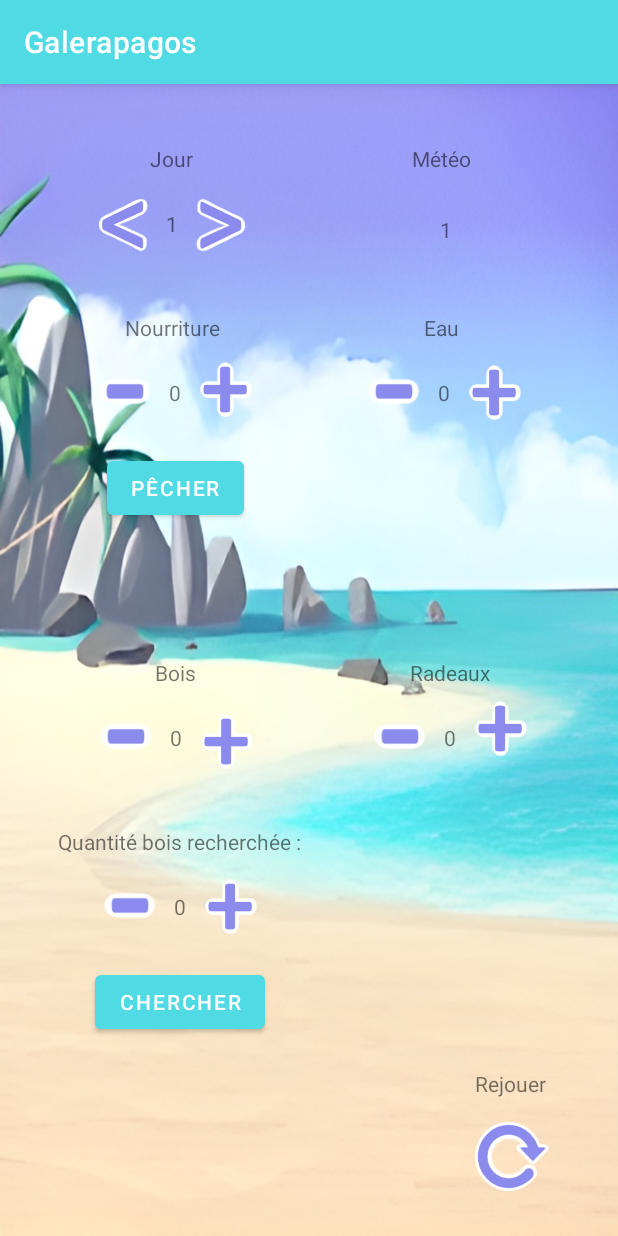
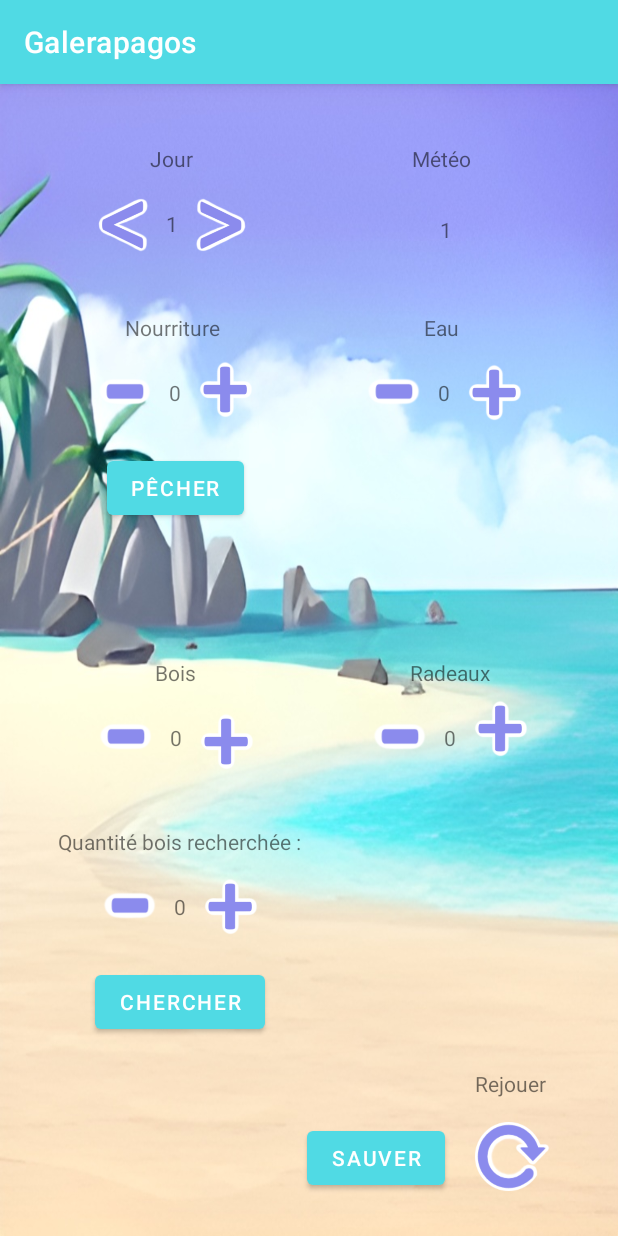
Before and after one commit to MateoLaville/Galerapagos, an Android app: the MainActivity screen opened directly, with no data from a screen before it, on a phone screen of 412 x 824 dp. Run offline under Robolectric (Android 15) with nearby library versions, the phone set to English and light mode, and no system bars.

Commit message:
ajout bouton sauver

```diff
--- a/app/src/main/java/com/example/galerapagos/MainActivity.kt
+++ b/app/src/main/java/com/example/galerapagos/MainActivity.kt
@@ -43,7 +43,6 @@ class MainActivity : AppCompatActivity() {
 
         val woodToSearchText: TextView = findViewById(R.id.woodToSearch)
         val resultWoodText: TextView = findViewById(R.id.resultWood)
-
 
         dayText.text = "1"
         foodText.text = "0"
--- a/app/src/main/res/layout/activity_accueil.xml
+++ b/app/src/main/res/layout/activity_accueil.xml
@@ -60,5 +60,5 @@ au compteur de bois, sinon vous êtes empoisonné et ne pouvez faire aucune acti
             android:shadowColor="@color/white"
             android:shadowDx="0"
             android:shadowDy="0"
-            android:shadowRadius="3"
+            android:shadowRadius="10"
             -->
--- a/app/src/main/res/layout/activity_main.xml
+++ b/app/src/main/res/layout/activity_main.xml
@@ -325,6 +325,7 @@
         android:layout_height="wrap_content"
         android:layout_marginTop="12dp"
         android:text=""
+        android:textColor="@color/white"
         app:layout_constraintEnd_toEndOf="@+id/searchWood"
         app:layout_constraintHorizontal_bias="0.464"
         app:layout_constraintStart_toStartOf="@+id/searchWood"
@@ -346,6 +347,8 @@
         android:layout_width="wrap_content"
         android:layout_height="wrap_content"
         android:layout_marginTop="20dp"
+        android:text=""
+        android:textColor="@color/white"
         app:layout_constraintEnd_toEndOf="@+id/button"
         app:layout_constraintStart_toStartOf="@+id/button"
         app:layout_constraintTop_toBottomOf="@+id/button" />
@@ -372,5 +375,16 @@
         app:layout_constraintStart_toStartOf="@+id/textView6"
         app:layout_constraintTop_toBottomOf="@+id/textView6" />
 
+    <Button
+        android:id="@+id/sauver"
+        android:layout_width="wrap_content"
+        android:layout_height="wrap_content"
+        android:layout_marginEnd="20dp"
+        android:text="Sauver"
+        app:layout_constraintBottom_toBottomOf="@+id/rejouer"
+        app:layout_constraintEnd_toStartOf="@+id/rejouer"
+        app:layout_constraintTop_toTopOf="@+id/rejouer"
+        app:layout_constraintVertical_bias="0.0" />
+
 
 </androidx.constraintlayout.widget.ConstraintLayout>
--- a/app/src/main/res/values/colors.xml
+++ b/app/src/main/res/values/colors.xml
@@ -7,6 +7,7 @@
     <color name="teal_700">#FF018786</color>
     <color name="black">#FF000000</color>
     <color name="white">#FFFFFFFF</color>
+
     <color name="bleu_1">#FFA3F3F4</color>
     <color name="bleu_2">#FF50DAE4</color>
     <color name="bleu_3">#FF368FB1</color>
```
